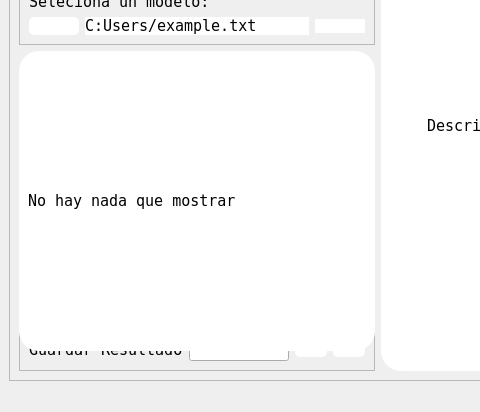
adobrasca512/EatEaser, file Interfaz/test.ui: the form before one commit; both pictures show x 0 to 480 and y 195 to 607 of the 800 by 607 pixel window.
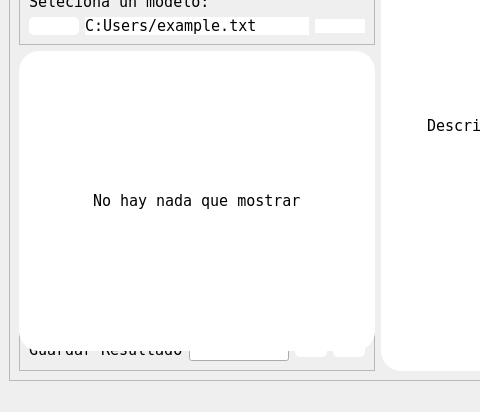
The form after the commit. Icons and pictures are not drawn.

Commit message: centrada tabla

```diff
--- a/Interfaz/test.ui
+++ b/Interfaz/test.ui
@@ -219,7 +219,7 @@
          <layout class="QHBoxLayout" name="horizontalLayout">
           <item>
            <layout class="QHBoxLayout" name="hresultados">
-            <item>
+            <item alignment="Qt::AlignHCenter">
              <widget class="QLabel" name="lresultadosTabla">
               <property name="font">
                <font>
```
